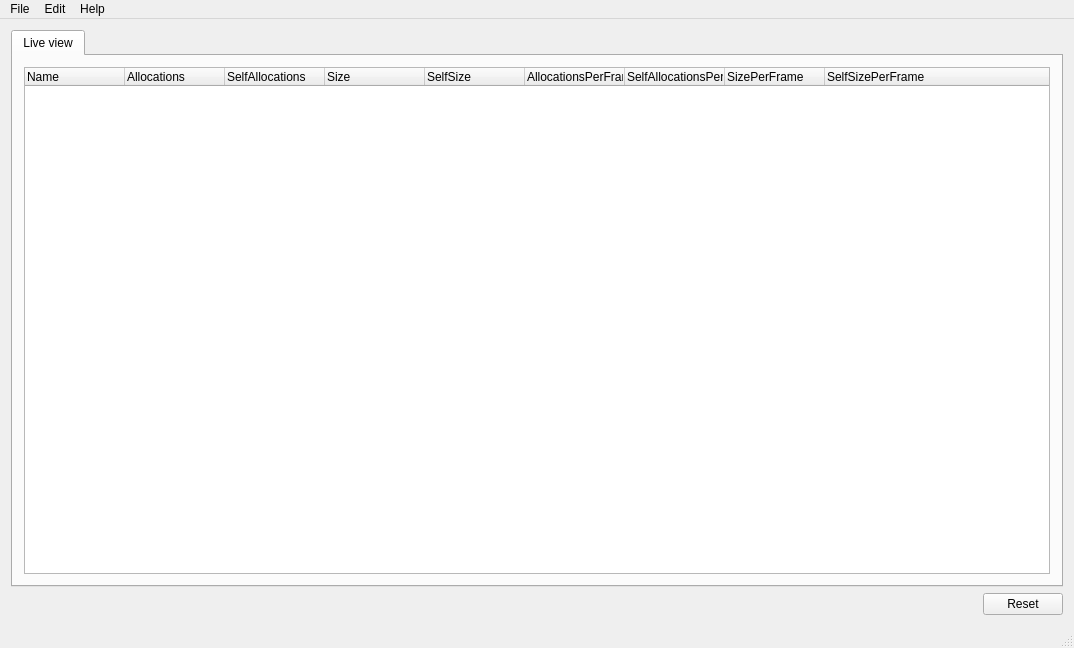
Before: the Qt Designer form src/MemoryProfiler/MemoryProfiler/mainwindow.ui in madrenegade/PGameStudio, drawn with Qt 5.
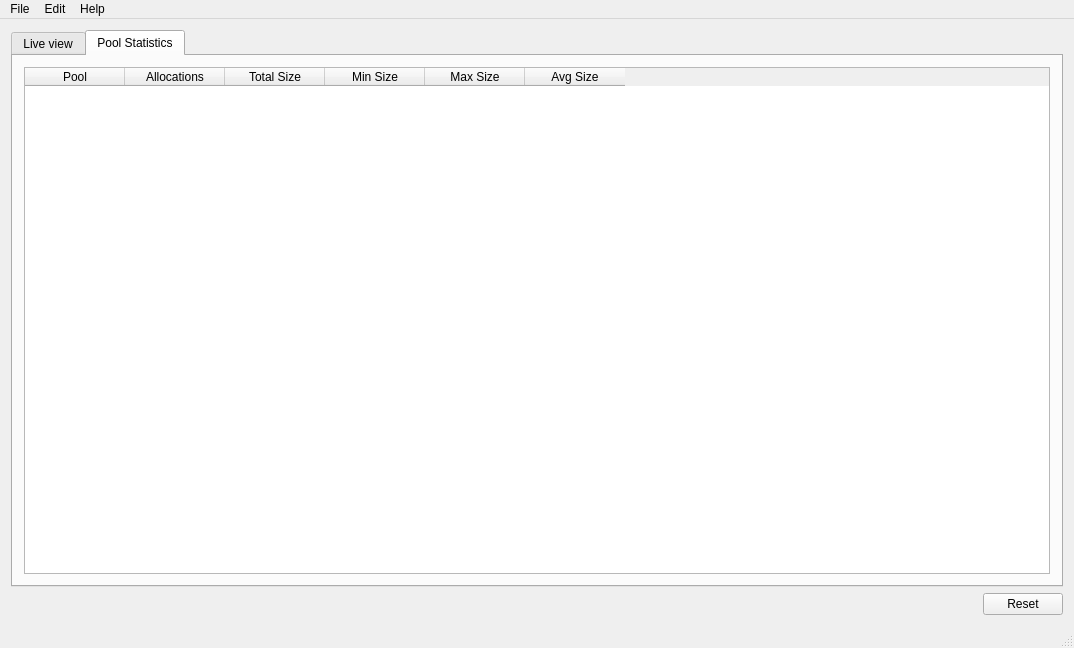
After: the same form once the commit is applied.

Commit message: memprof now sends the pool id of an allocation memprof GUI shows statistics for individual memory pools

The edit to the form file:
```diff
--- a/src/MemoryProfiler/MemoryProfiler/mainwindow.ui
+++ b/src/MemoryProfiler/MemoryProfiler/mainwindow.ui
@@ -21,7 +21,7 @@
        <bool>true</bool>
       </property>
       <property name="currentIndex">
-       <number>0</number>
+       <number>1</number>
       </property>
       <widget class="QWidget" name="LiveViewTab">
        <attribute name="title">
@@ -118,6 +118,47 @@
         </item>
        </layout>
       </widget>
+      <widget class="QWidget" name="tab">
+       <attribute name="title">
+        <string>Pool Statistics</string>
+       </attribute>
+       <layout class="QHBoxLayout" name="horizontalLayout">
+        <item>
+         <widget class="QTableWidget" name="poolStatisticsWidget">
+          <column>
+           <property name="text">
+            <string>Pool</string>
+           </property>
+          </column>
+          <column>
+           <property name="text">
+            <string>Allocations</string>
+           </property>
+          </column>
+          <column>
+           <property name="text">
+            <string>Total Size</string>
+           </property>
+          </column>
+          <column>
+           <property name="text">
+            <string>Min Size</string>
+           </property>
+          </column>
+          <column>
+           <property name="text">
+            <string>Max Size</string>
+           </property>
+          </column>
+          <column>
+           <property name="text">
+            <string>Avg Size</string>
+           </property>
+          </column>
+         </widget>
+        </item>
+       </layout>
+      </widget>
      </widget>
     </item>
     <item row="1" column="0">
```
The commit also changes 24 other files.
